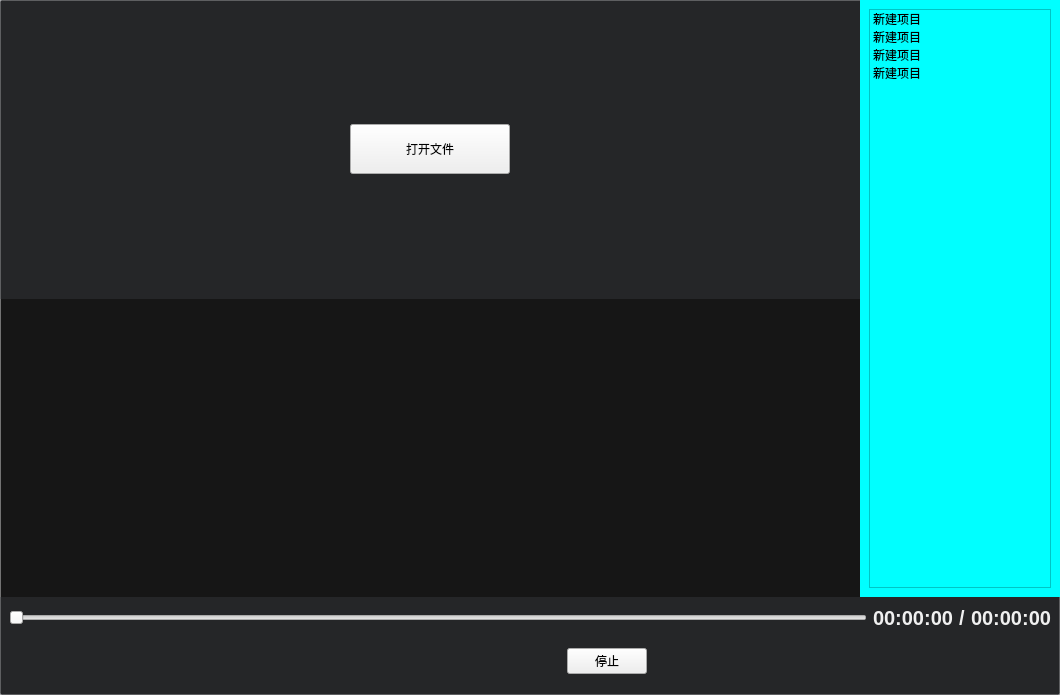
First picture: the form in src/videoplayer/videoplayer.ui, repository yundiantech/VideoPlayer, before the edit.
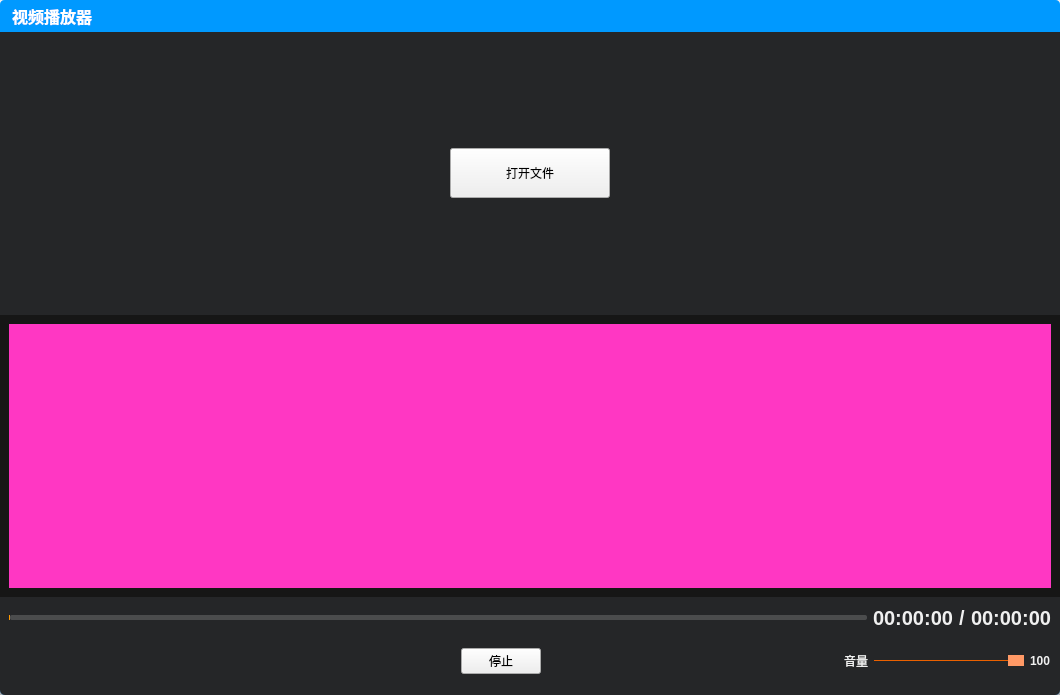
Second picture: the form after the edit. Icons and pictures are not drawn. Custom widgets are drawn as their Qt base class.

Diff of the .ui file:
```diff
--- a/src/videoplayer/videoplayer.ui
+++ b/src/videoplayer/videoplayer.ui
@@ -17,17 +17,372 @@
    <property name="spacing">
     <number>0</number>
    </property>
-   <property name="margin">
+   <property name="leftMargin">
     <number>0</number>
    </property>
+   <property name="topMargin">
+    <number>0</number>
+   </property>
+   <property name="rightMargin">
+    <number>0</number>
+   </property>
+   <property name="bottomMargin">
+    <number>0</number>
+   </property>
+   <item>
+    <widget class="QWidget" name="widget_frame" native="true">
+     <property name="styleSheet">
+      <string notr="true">QWidget#widget_frame
+{
+	border:3px solid  rgb(46, 165, 255);
+	background-color: rgba(255, 255, 255, 0);
+	border-radius:5px;
+}
+
+QWidget#widget_back
+{
+border-radius:3px;
+}
+
+QWidget#widget_title
+{
+	border-top-right-radius:5px;
+	border-top-left-radius:5px;
+}
+
+QWidget#widget_container
+{
+	border-bottom-right-radius:5px;
+	border-bottom-left-radius:5px;
+}
+
+QStackedWidget
+{
+	border-bottom-right-radius:5px;
+	border-bottom-left-radius:5px;
+}
+
+QWidget#page_courseList
+{
+	border-bottom-right-radius:5px;
+	border-bottom-left-radius:5px;
+}
+
+	</string>
+     </property>
+     <layout class="QVBoxLayout" name="verticalLayout_6">
+      <property name="spacing">
+       <number>0</number>
+      </property>
+      <property name="leftMargin">
+       <number>0</number>
+      </property>
+      <property name="topMargin">
+       <number>0</number>
+      </property>
+      <property name="rightMargin">
+       <number>0</number>
+      </property>
+      <property name="bottomMargin">
+       <number>0</number>
+      </property>
+      <item>
+       <widget class="QWidget" name="widget_back" native="true">
+        <property name="styleSheet">
+         <string notr="true"/>
+        </property>
+        <layout class="QVBoxLayout" name="verticalLayout_8">
+         <property name="spacing">
+          <number>0</number>
+         </property>
+         <property name="leftMargin">
+          <number>0</number>
+         </property>
+         <property name="topMargin">
+          <number>0</number>
+         </property>
+         <property name="rightMargin">
+          <number>0</number>
+         </property>
+         <property name="bottomMargin">
+          <number>0</number>
+         </property>
+         <item>
+          <layout class="QVBoxLayout" name="verticalLayout_titleWidget_Back">
+           <property name="spacing">
+            <number>0</number>
+           </property>
+           <property name="topMargin">
+            <number>0</number>
+           </property>
+           <item>
+            <widget class="QWidget" name="widget_title" native="true">
+             <property name="sizePolicy">
+              <sizepolicy hsizetype="Preferred" vsizetype="Fixed">
+               <horstretch>0</horstretch>
+               <verstretch>0</verstretch>
+              </sizepolicy>
+             </property>
+             <property name="minimumSize">
+              <size>
+               <width>0</width>
+               <height>32</height>
+              </size>
+             </property>
+             <property name="maximumSize">
+              <size>
+               <width>16777215</width>
+               <height>32</height>
+              </size>
+             </property>
+             <property name="styleSheet">
+              <string notr="true">
+QPushButton#btnMenu,QPushButton#btnMenu_Min,QPushButton#btnMenu_Max,QPushButton#btnMenu_Close{
+	border-radius:0px;
+	color: #F0F0F0;
+	background-color:rgba(0,0,0,0);
+	border-style:none;
+}
+
+QPushButton#btnMenu:hover,QPushButton#btnMenu_Min:hover,QPushButton#btnMenu_Max:hover{
+	background-color: qlineargradient(spread:pad, x1:0, y1:1, x2:0, y2:0, stop:0 rgba(25, 134, 199, 0), stop:1 #636363);
+}
+
+QPushButton#btnMenu_Close:hover{
+	background-color: qlineargradient(spread:pad, x1:0, y1:1, x2:0, y2:0, stop:0 rgba(238, 0, 0, 128), stop:1 rgba(238, 44, 44, 255));
+}
+
+QWidget#widget_title{
+        background-color:rgb(0, 153, 255); 
+}
+
+QLabel#lab_Ico,QLabel#lab_Title{
+	border-radius:0px;
+	color: #F0F0F0;
+	background-color:rgba(0,0,0,0);
+	border-style:none;
+}
+</string>
+             </property>
+             <layout class="QHBoxLayout" name="horizontalLayout_40">
+              <property name="spacing">
+               <number>0</number>
+              </property>
+              <property name="leftMargin">
+               <number>0</number>
+              </property>
+              <property name="topMargin">
+               <number>0</number>
+              </property>
+              <property name="rightMargin">
+               <number>0</number>
+              </property>
+              <property name="bottomMargin">
+               <number>0</number>
+              </property>
+              <item>
+               <layout class="QHBoxLayout" name="horizontalLayout_19">
+                <property name="spacing">
+                 <number>0</number>
+                </property>
+                <property name="leftMargin">
+                 <number>12</number>
+                </property>
+                <property name="topMargin">
+                 <number>0</number>
+                </property>
+                <property name="rightMargin">
+                 <number>0</number>
+                </property>
+                <item>
+                 <widget class="QLabel" name="label_titleName">
+                  <property name="styleSheet">
+                   <string notr="true">color: rgb(255, 255, 255);
+font-size:16px;
+font-weight:bold;
+font-family:&quot;微软雅黑&quot;;</string>
+                  </property>
+                  <property name="text">
+                   <string>视频播放器</string>
+                  </property>
+                 </widget>
+                </item>
+                <item>
+                 <spacer name="horizontalSpacer_26">
+                  <property name="orientation">
+                   <enum>Qt::Horizontal</enum>
+                  </property>
+                  <property name="sizeHint" stdset="0">
+                   <size>
+                    <width>40</width>
+                    <height>20</height>
+                   </size>
+                  </property>
+                 </spacer>
+                </item>
+                <item>
+                 <widget class="QWidget" name="widget_titleBtn" native="true">
+                  <property name="sizePolicy">
+                   <sizepolicy hsizetype="Preferred" vsizetype="Expanding">
+                    <horstretch>0</horstretch>
+                    <verstretch>0</verstretch>
+                   </sizepolicy>
+                  </property>
+                  <property name="maximumSize">
+                   <size>
+                    <width>16777215</width>
+                    <height>46</height>
+                   </size>
+                  </property>
+                  <layout class="QHBoxLayout" name="horizontalLayout_5">
+                   <property name="spacing">
+                    <number>2</number>
+                   </property>
+                   <property name="leftMargin">
+                    <number>0</number>
+                   </property>
+                   <property name="topMargin">
+                    <number>0</number>
+                   </property>
+                   <property name="rightMargin">
+                    <number>0</number>
+                   </property>
+                   <property name="bottomMargin">
+                    <number>0</number>
+                   </property>
+                   <item>
+                    <widget class="QPushButton" name="btnMenu_Min">
+                     <property name="sizePolicy">
+                      <sizepolicy hsizetype="Minimum" vsizetype="Expanding">
+                       <horstretch>0</horstretch>
+                       <verstretch>0</verstretch>
+                      </sizepolicy>
+                     </property>
+                     <property name="maximumSize">
+                      <size>
+                       <width>16777215</width>
+                       <height>60</height>
+                      </size>
+                     </property>
+                     <property name="cursor">
+                      <cursorShape>ArrowCursor</cursorShape>
+                     </property>
+                     <property name="focusPolicy">
+                      <enum>Qt::NoFocus</enum>
+                     </property>
+                     <property name="layoutDirection">
+                      <enum>Qt::LeftToRight</enum>
+                     </property>
+                     <property name="styleSheet">
+                      <string notr="true"/>
+                     </property>
+                     <property name="text">
+                      <string/>
+                     </property>
+                     <property name="icon">
+                      <iconset resource="../../resources.qrc">
+                       <normaloff>:/image/showminisizebtn.png</normaloff>:/image/showminisizebtn.png</iconset>
+                     </property>
+                     <property name="iconSize">
+                      <size>
+                       <width>22</width>
+                       <height>22</height>
+                      </size>
+                     </property>
+                     <property name="flat">
+                      <bool>true</bool>
+                     </property>
+                    </widget>
+                   </item>
+                   <item>
+                    <widget class="QPushButton" name="btnMenu_Max">
+                     <property name="sizePolicy">
+                      <sizepolicy hsizetype="Minimum" vsizetype="Expanding">
+                       <horstretch>0</horstretch>
+                       <verstretch>0</verstretch>
+                      </sizepolicy>
+                     </property>
+                     <property name="maximumSize">
+                      <size>
+                       <width>16777215</width>
+                       <height>60</height>
+                      </size>
+                     </property>
+                     <property name="cursor">
+                      <cursorShape>ArrowCursor</cursorShape>
+                     </property>
+                     <property name="focusPolicy">
+                      <enum>Qt::NoFocus</enum>
+                     </property>
+                     <property name="layoutDirection">
+                      <enum>Qt::LeftToRight</enum>
+                     </property>
+                     <property name="styleSheet">
+                      <string notr="true"/>
+                     </property>
+                     <property name="text">
+                      <string/>
+                     </property>
+                     <property name="icon">
+                      <iconset resource="../../resources.qrc">
+                       <normaloff>:/image/showmaxsizebtn.png</normaloff>:/image/showmaxsizebtn.png</iconset>
+                     </property>
+                     <property name="iconSize">
+                      <size>
+                       <width>22</width>
+                       <height>22</height>
+                      </size>
+                     </property>
+                     <property name="flat">
+                      <bool>true</bool>
+                     </property>
+                    </widget>
+                   </item>
+                  </layout>
+                 </widget>
+                </item>
+                <item>
+                 <widget class="QPushButton" name="btnMenu_Close">
+                  <property name="sizePolicy">
+                   <sizepolicy hsizetype="Minimum" vsizetype="Expanding">
+                    <horstretch>0</horstretch>
+                    <verstretch>0</verstretch>
+                   </sizepolicy>
+                  </property>
+                  <property name="cursor">
+                   <cursorShape>PointingHandCursor</cursorShape>
+                  </property>
+                  <property name="styleSheet">
+                   <string notr="true"/>
+                  </property>
+                  <property name="text">
+                   <string/>
+                  </property>
+                  <property name="icon">
+                   <iconset resource="../../resources.qrc">
+                    <normaloff>:/image/close_normal.png</normaloff>:/image/close_normal.png</iconset>
+                  </property>
+                  <property name="iconSize">
+                   <size>
+                    <width>28</width>
+                    <height>28</height>
+                   </size>
+                  </property>
+                 </widget>
+                </item>
+               </layout>
+              </item>
+             </layout>
+            </widget>
+           </item>
+          </layout>
+         </item>
    <item>
     <widget class="QWidget" name="widget_container" native="true">
      <property name="styleSheet">
       <string notr="true">QWidget#widget_container
 {
 	background-color: rgb(22, 22, 22);
-	border:1px solid rgba(0, 0, 0, 30);
-	border-radius:2px;  /*边框拐角*/
 }
 </string>
      </property>
@@ -35,7 +390,16 @@
       <property name="spacing">
        <number>0</number>
       </property>
-      <property name="margin">
+            <property name="leftMargin">
+             <number>0</number>
+            </property>
+            <property name="topMargin">
+             <number>0</number>
+            </property>
+            <property name="rightMargin">
+             <number>0</number>
+            </property>
+            <property name="bottomMargin">
        <number>0</number>
       </property>
       <item>
@@ -134,64 +498,32 @@
              <string notr="true"/>
             </property>
             <layout class="QVBoxLayout" name="verticalLayout_2">
-             <property name="spacing">
-              <number>0</number>
-             </property>
-             <property name="margin">
-              <number>0</number>
-             </property>
              <item>
-              <layout class="QVBoxLayout" name="verticalLayout_show_video"/>
-             </item>
-            </layout>
-           </widget>
-          </item>
-         </layout>
-        </item>
-        <item>
-         <widget class="QWidget" name="widget_right" native="true">
-          <property name="minimumSize">
-           <size>
-            <width>200</width>
-            <height>0</height>
-           </size>
-          </property>
-          <property name="maximumSize">
-           <size>
-            <width>200</width>
-            <height>16777215</height>
-           </size>
+                    <widget class="VideoPlayer_ShowVideoWidget" name="widget_videoPlayer" native="true">
+                     <property name="enabled">
+                      <bool>true</bool>
+                     </property>
+                     <property name="sizePolicy">
+                      <sizepolicy hsizetype="Preferred" vsizetype="Expanding">
+                       <horstretch>0</horstretch>
+                       <verstretch>0</verstretch>
+                      </sizepolicy>
+                     </property>
+                     <property name="mouseTracking">
+                      <bool>true</bool>
           </property>
           <property name="styleSheet">
-           <string notr="true">background-color: rgb(0, 255, 255);</string>
-          </property>
-          <layout class="QVBoxLayout" name="verticalLayout_6">
-           <item>
-            <widget class="QListWidget" name="listWidget">
-             <item>
-              <property name="text">
-               <string>新建项目</string>
-              </property>
-             </item>
-             <item>
-              <property name="text">
-               <string>新建项目</string>
-              </property>
-             </item>
-             <item>
-              <property name="text">
-               <string>新建项目</string>
-              </property>
-             </item>
-             <item>
-              <property name="text">
-               <string>新建项目</string>
-              </property>
-             </item>
+                      <string notr="true">QWidget#widget_videoPlayer
+{
+	background-color: rgb(255, 55, 195);
+}</string>
+                     </property>
             </widget>
            </item>
           </layout>
          </widget>
+                </item>
+               </layout>
         </item>
        </layout>
       </item>
@@ -217,6 +549,73 @@
              <property name="cursor">
               <cursorShape>PointingHandCursor</cursorShape>
              </property>
+                   <property name="styleSheet">
+                    <string notr="true">QSlider::groove:horizontal {
+border: 0px solid #bbb;
+}
+
+QSlider::sub-page:horizontal {
+background-color: #ff9900;
+border-bottom-left-radius: 5px; 
+border-top-left-radius: 5px; 
+
+border-radius: 5px; 
+margin-top:5px;
+margin-bottom:5px;
+}
+
+QSlider::add-page:horizontal {
+background-color: rgba(228, 228, 228, 50);v
+border: 0px solid #777;
+border-radius: 2px;
+margin-top:5px;
+margin-bottom:5px;
+}
+/*
+QSlider::handle:horizontal {
+background: rgb(255,153,102); 
+border: 1px solid rgb(255,153,102); 
+width: 14px;
+height:10px;
+border-radius: 7px;
+margin-top:2px;
+margin-bottom:2px;
+}
+
+QSlider::handle:horizontal:hover {
+background: rgb(255,128,6); 
+border: 1px solid rgba(102,102,102,102);
+border-radius: 7px;
+}*/
+
+QSlider::sub-page:horizontal:disabled {
+background: #bbb;
+border-color: #999;
+}
+
+QSlider::add-page:horizontal:disabled {
+background: #eee;
+border-color: #999;
+}
+
+QSlider::handle:horizontal:disabled {
+background: #eee;
+border: 1px solid #aaa;
+border-radius: 4px;
+}
+
+
+
+QProgressBar 
+{   
+border: 0px solid grey;   
+border-radius: 5px;   
+background-color: rgba(228, 228, 228, 50);
+border-radius:5px;  /*边框拐角*/
+}
+
+</string>
+                   </property>
              <property name="orientation">
               <enum>Qt::Horizontal</enum>
              </property>
@@ -416,7 +815,140 @@
              </property>
             </spacer>
            </item>
-          </layout>
+                 <item>
+                  <widget class="QLabel" name="label_63">
+                   <property name="styleSheet">
+                    <string notr="true">QLabel{
+	border-radius:0px;
+	color: #F0F0F0;
+	background-color:rgba(0,0,0,0);
+	border-style:none;
+font: 16px &quot;微软雅黑&quot;;
+
+}
+</string>
+                   </property>
+                   <property name="text">
+                    <string>音量</string>
+                   </property>
+                   <property name="alignment">
+                    <set>Qt::AlignLeading|Qt::AlignLeft|Qt::AlignVCenter</set>
+                   </property>
+                  </widget>
+                 </item>
+                 <item>
+                  <widget class="QSlider" name="horizontalSlider_volume">
+                   <property name="maximumSize">
+                    <size>
+                     <width>150</width>
+                     <height>16777215</height>
+                    </size>
+                   </property>
+                   <property name="styleSheet">
+                    <string notr="true">QSlider::groove:horizontal {
+border: 0px solid #bbb;
+}
+
+QSlider::sub-page:horizontal {
+background: rgb(235,97,0);
+border-radius: 0px;
+margin-top:8px;
+margin-bottom:8px;
+}
+
+QSlider::add-page:horizontal {
+background: rgb(255,255, 255);
+border: 0px solid #777;
+border-radius: 2px;
+margin-top:8px;
+margin-bottom:8px;
+}
+
+QSlider::handle:horizontal {
+background: rgb(255,153,102); 
+border: 1px solid rgb(255,153,102); 
+width: 14px;
+height:10px;
+border-radius: 7px;
+margin-top:2px;
+margin-bottom:2px;
+}
+
+QSlider::handle:horizontal:hover {
+background: rgb(255,128,6); 
+border: 1px solid rgba(102,102,102,102);
+border-radius: 7px;
+}
+
+QSlider::sub-page:horizontal:disabled {
+background: #bbb;
+border-color: #999;
+}
+
+QSlider::add-page:horizontal:disabled {
+background: #eee;
+border-color: #999;
+}
+
+QSlider::handle:horizontal:disabled {
+background: #eee;
+border: 1px solid #aaa;
+border-radius: 4px;
+}
+
+</string>
+                   </property>
+                   <property name="maximum">
+                    <number>100</number>
+                   </property>
+                   <property name="singleStep">
+                    <number>0</number>
+                   </property>
+                   <property name="pageStep">
+                    <number>0</number>
+                   </property>
+                   <property name="value">
+                    <number>100</number>
+                   </property>
+                   <property name="orientation">
+                    <enum>Qt::Horizontal</enum>
+                   </property>
+                  </widget>
+                 </item>
+                 <item>
+                  <widget class="QLabel" name="label_volume">
+                   <property name="minimumSize">
+                    <size>
+                     <width>20</width>
+                     <height>0</height>
+                    </size>
+                   </property>
+                   <property name="styleSheet">
+                    <string notr="true">QLabel{
+	border-radius:0px;
+	color: #F0F0F0;
+	background-color:rgba(0,0,0,0);
+	border-style:none;
+font: 16px &quot;微软雅黑&quot;;
+font-weight:bold;
+}
+</string>
+                   </property>
+                   <property name="text">
+                    <string>100</string>
+                   </property>
+                   <property name="alignment">
+                    <set>Qt::AlignLeading|Qt::AlignLeft|Qt::AlignVCenter</set>
+                   </property>
+                  </widget>
+                 </item>
+                </layout>
+               </item>
+              </layout>
+             </widget>
+            </item>
+           </layout>
+          </widget>
          </item>
         </layout>
        </widget>
@@ -427,6 +959,12 @@
   </layout>
  </widget>
  <customwidgets>
+  <customwidget>
+   <class>VideoPlayer_ShowVideoWidget</class>
+   <extends>QWidget</extends>
+   <header>videoplayer/videoplayer_showvideowidget.h</header>
+   <container>1</container>
+  </customwidget>
   <customwidget>
    <class>VideoSlider</class>
    <extends>QSlider</extends>
```
Left out of the diff: 4 changed lines with no effect on the pictures. Lines whose indentation alone changed are shown as unchanged.
